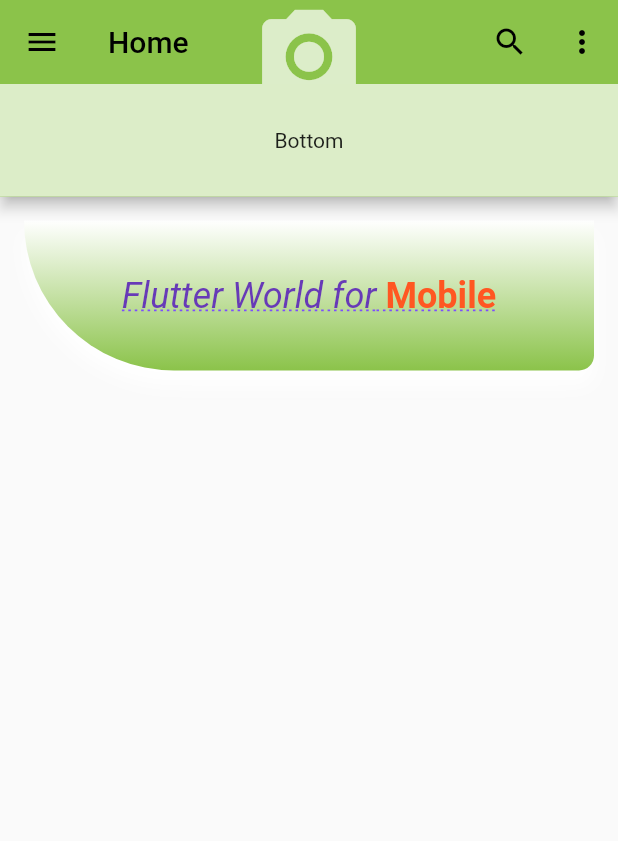
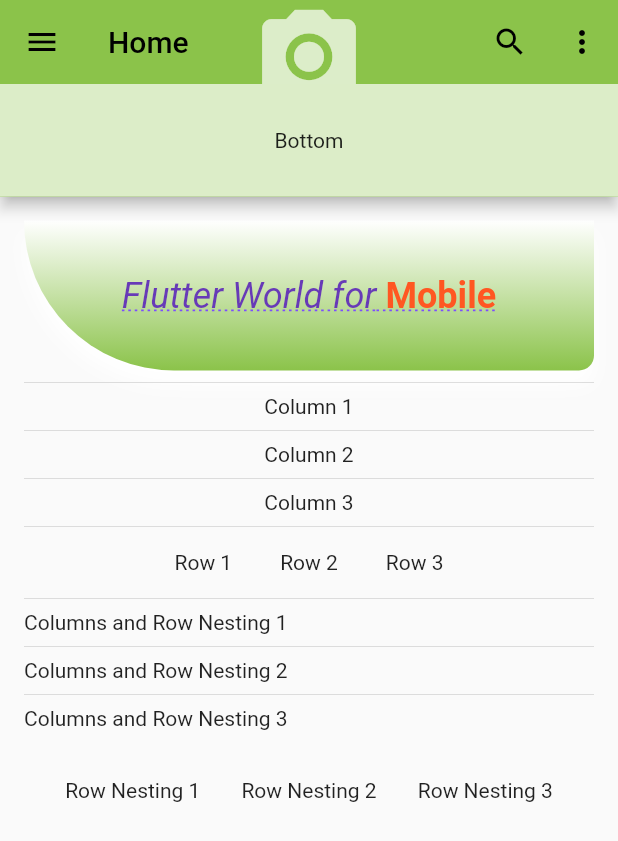
Before and after one commit to Fevado/beg-flutter, a Flutter app: the screen it shows after launch, on a phone screen of 412 x 824 dp. Shown: the top 841 px of the screen. Run offline on Flutter 3.47's test engine with Material 3 defaults, Android fonts, the phone set to English and light mode, and no system bars.

Commit message:
Learns about the Column and Row widgets and how to combine them making a flexible UI

```diff
--- a/ch6_basics/lib/pages/home.dart
+++ b/ch6_basics/lib/pages/home.dart
@@ -7,9 +7,7 @@
 }
 
 class ContainerWithBoxDecorationWidget extends StatelessWidget {
-  const ContainerWithBoxDecorationWidget({
-    Key? key,
-    }) : super(key: key);
+  const ContainerWithBoxDecorationWidget({Key? key}) : super(key: key);
   @override
   Widget build(BuildContext context) {
     return Column(
@@ -24,17 +22,14 @@
             gradient: LinearGradient(
               begin: Alignment.topCenter,
               end: Alignment.bottomCenter,
-              colors: [
-                Colors.white,
-                Colors.lightGreen.shade500,
-              ],
+              colors: [Colors.white, Colors.lightGreen.shade500],
             ),
             boxShadow: [
               BoxShadow(
                 color: Colors.white,
                 blurRadius: 10.0,
                 offset: Offset(0.0, 10.0),
-                )
+              ),
             ],
           ),
           child: Center(
@@ -43,7 +38,7 @@
                 text: 'Flutter World',
                 style: TextStyle(
                   fontSize: 24.0,
-                  color:Colors.deepPurple,
+                  color: Colors.deepPurple,
                   decoration: TextDecoration.underline,
                   decorationColor: Colors.deepPurpleAccent,
                   decorationStyle: TextDecorationStyle.dotted,
@@ -51,21 +46,93 @@
                   fontWeight: FontWeight.normal,
                 ),
                 children: <TextSpan>[
-                  TextSpan(
-                    text: ' for',
-                  ),
+                  TextSpan(text: ' for'),
                   TextSpan(
                     text: ' Mobile',
                     style: TextStyle(
                       color: Colors.deepOrange,
                       fontStyle: FontStyle.normal,
                       fontWeight: FontWeight.bold,
-                    )
-                  )
-                ]
-            ))
                     ),
-        )
+                  ),
+                ],
+              ),
+            ),
+          ),
+        ),
+      ],
+    );
+  }
+}
+
+class ColumnWidget extends StatelessWidget {
+  const ColumnWidget({Key? key}) : super(key: key);
+
+  @override
+  Widget build(BuildContext context) {
+    return Column(
+      crossAxisAlignment: CrossAxisAlignment.center,
+      mainAxisAlignment: MainAxisAlignment.spaceEvenly,
+      mainAxisSize: MainAxisSize.max,
+      children: <Widget>[
+        Text('Column 1'),
+        Divider(),
+        Text('Column 2'),
+        Divider(),
+        Text('Column 3'),
+      ],
+    );
+  }
+}
+
+class RowWidget extends StatelessWidget {
+  const RowWidget({Key? key}) : super(key: key);
+
+  @override
+  Widget build(BuildContext context) {
+    return Row(
+      crossAxisAlignment: CrossAxisAlignment.start,
+      mainAxisAlignment: MainAxisAlignment.spaceEvenly,
+      mainAxisSize: MainAxisSize.max,
+      children: <Widget>[
+        Row(
+          children: <Widget>[
+            Text('Row 1'),
+            Padding(padding: EdgeInsets.all(16.0),),
+            Text('Row 2'),
+            Padding(padding: EdgeInsets.all(16.0),),
+            Text('Row 3'),
+          ],
+        ),
+      ],
+    );
+  }
+}
+
+class ColumnAndRowNestingWidget extends StatelessWidget {
+  const ColumnAndRowNestingWidget({Key? key}) : super(key: key);
+
+  @override
+  Widget build(BuildContext context) {
+    return Column(
+      crossAxisAlignment: CrossAxisAlignment.start,
+      mainAxisAlignment: MainAxisAlignment.spaceEvenly,
+      mainAxisSize: MainAxisSize.max,
+      children: <Widget>[
+        Text('Columns and Row Nesting 1'),
+        Divider(),
+        Text('Columns and Row Nesting 2'),
+        Divider(),
+        Text('Columns and Row Nesting 3'),
+        Padding(padding: EdgeInsets.all(16.0)),
+        Row(
+          mainAxisAlignment: MainAxisAlignment.spaceEvenly,
+          children: <Widget>[
+            Text('Row Nesting 1'),
+            Text('Row Nesting 2'),
+            Text('Row Nesting 3'),
+          ],
+        ),
       ],
     );
   }
@@ -102,6 +169,12 @@
             child: Column(
               children: <Widget>[
                 const ContainerWithBoxDecorationWidget(),
+                Divider(),
+                const ColumnWidget(),
+                Divider(),
+                const RowWidget(),
+                Divider(),
+                const ColumnAndRowNestingWidget(),
               ],
             ),
           ),
```
Lines whose indentation alone changed are shown as unchanged.
